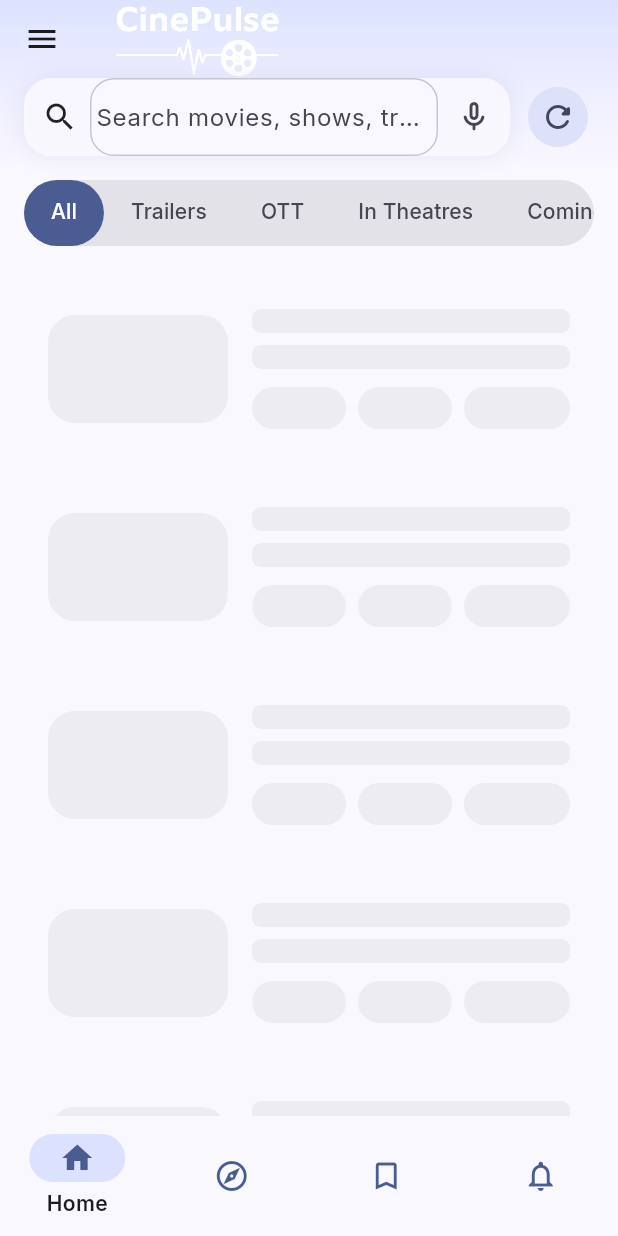
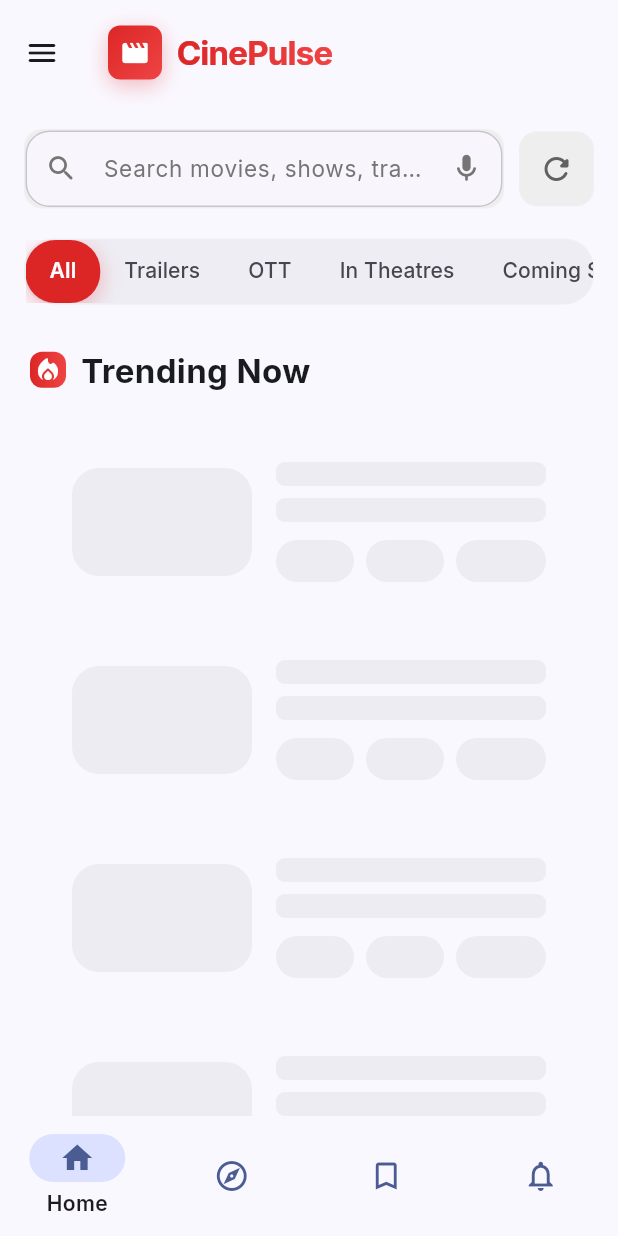
Before and after one commit to onlinecalculatorpro-astro/cinepulse, a Flutter app: the first screen one second after launch, on a phone screen of 412 x 824 dp. Run offline on Flutter 3.47's test engine with Material 3 defaults, Android fonts, the phone set to English and light mode, and no system bars; our stand-ins replace cached_network_image, connectivity_plus, google_fonts, share_plus, shared_preferences; network calls fail; statements that could not run were skipped.

Commit message:
Update home_screen.dart

```diff
--- a/lib/features/home/home_screen.dart
+++ b/lib/features/home/home_screen.dart
@@ -12,6 +12,7 @@ import '../../widgets/offline_banner.dart';
 import '../../widgets/skeleton_card.dart';
 import 'widgets/search_bar.dart';
 import '../../features/story/story_card.dart';
+import 'dart:ui' show ImageFilter;
 
 class HomeScreen extends StatefulWidget {
   const HomeScreen({super.key});
@@ -20,7 +21,6 @@ class HomeScreen extends StatefulWidget {
 }
 
 class _HomeScreenState extends State<HomeScreen> with TickerProviderStateMixin {
-  // Tabs: All · Trailers · OTT · In Theatres · Coming Soon
   static const Map<String, String> _tabs = {
     'all': 'All',
     'trailers': 'Trailers',
@@ -41,19 +41,17 @@ class _HomeScreenState extends State<HomeScreen> with TickerProviderStateMixin {
   };
 
   bool _offline = false;
-  StreamSubscription? _connSub; // generic to work across plugin versions
+  StreamSubscription? _connSub;
   Timer? _debounce;
 
   @override
   void initState() {
     super.initState();
 
-    // Initial loads (with disk cache for fast-first paint).
     for (final f in _feeds.values) {
       unawaited(f.load(reset: true));
     }
 
-    // Online/offline banner wiring (supports both single & list events).
     _connSub = Connectivity().onConnectivityChanged.listen((event) {
       final hasNetwork = _hasNetworkFrom(event);
       if (!mounted) return;
@@ -87,14 +85,13 @@ class _HomeScreenState extends State<HomeScreen> with TickerProviderStateMixin {
     if (event is List<ConnectivityResult>) {
       return event.any((r) => r != ConnectivityResult.none);
     }
-    // Fallback: assume online if unknown shape.
     return true;
   }
 
   void _onSearchChanged() {
     _debounce?.cancel();
     _debounce = Timer(const Duration(milliseconds: 250), () {
-      if (mounted) setState(() {}); // local filter only
+      if (mounted) setState(() {});
     });
   }
 
@@ -103,7 +100,6 @@ class _HomeScreenState extends State<HomeScreen> with TickerProviderStateMixin {
     await _feeds[key]!.load(reset: true);
   }
 
-  // Long-press the refresh icon to force-refresh all tabs.
   Future<void> _refreshAll() async {
     for (final f in _feeds.values) {
       await f.load(reset: true);
@@ -116,90 +112,141 @@ class _HomeScreenState extends State<HomeScreen> with TickerProviderStateMixin {
 
   @override
   Widget build(BuildContext context) {
-    final scheme = Theme.of(context).colorScheme;
-    final isPhone = MediaQuery.of(context).size.width < 600;
+    final theme = Theme.of(context);
+    final isDark = theme.brightness == Brightness.dark;
 
-    return RefreshIndicator.adaptive(
+    return Scaffold(
+      backgroundColor: isDark ? const Color(0xFF0a0e1a) : theme.colorScheme.surface,
+      body: RefreshIndicator.adaptive(
         key: _refreshKey,
         onRefresh: _refresh,
-      // Allow pull-to-refresh from anywhere on the page (nice on mobile)
-      triggerMode: RefreshIndicatorTriggerMode.anywhere,
-      child: NestedScrollView(
-        headerSliverBuilder: (_, __) => [
-          // Brand + search in a sliver app bar
+        color: const Color(0xFFdc2626),
+        child: CustomScrollView(
+          slivers: [
+            // Modern App Bar with glassmorphism effect
             SliverAppBar(
+              floating: true,
               pinned: true,
-            centerTitle: false,
-            toolbarHeight: isPhone ? 56 : 64,
-            expandedHeight: isPhone ? 112 : 140,
+              elevation: 0,
+              backgroundColor: isDark
+                  ? const Color(0xFF0f172a).withOpacity(0.95)
+                  : theme.colorScheme.surface.withOpacity(0.95),
+              surfaceTintColor: Colors.transparent,
+              toolbarHeight: 70,
+              flexibleSpace: ClipRRect(
+                child: BackdropFilter(
+                  filter: ImageFilter.blur(sigmaX: 10, sigmaY: 10),
+                  child: Container(
+                    decoration: BoxDecoration(
+                      gradient: LinearGradient(
+                        begin: Alignment.topCenter,
+                        end: Alignment.bottomCenter,
+                        colors: isDark
+                            ? [
+                                const Color(0xFF0f172a).withOpacity(0.95),
+                                const Color(0xFF0f172a).withOpacity(0.8),
+                              ]
+                            : [
+                                theme.colorScheme.surface.withOpacity(0.95),
+                                theme.colorScheme.surface.withOpacity(0.8),
+                              ],
+                      ),
+                      border: const Border(
+                        bottom: BorderSide(
+                          color: Color(0x0Fffffff),
+                          width: 1,
+                        ),
+                      ),
+                    ),
+                  ),
+                ),
+              ),
               leading: Builder(
                 builder: (ctx) => IconButton(
-                icon: const Icon(Icons.menu),
+                  icon: const Icon(Icons.menu_rounded),
                   onPressed: () => Scaffold.of(ctx).openDrawer(),
                   tooltip: 'Menu',
                 ),
               ),
-            title: const _BrandInline(),
-            flexibleSpace: const _HeaderGradient(),
-            bottom: PreferredSize(
-              preferredSize: Size.fromHeight(isPhone ? 60 : 70),
+              title: const _ModernBrandLogo(),
+              actions: [
+                const SizedBox(width: 48),
+              ],
+            ),
+
+            // Search Bar
+            SliverToBoxAdapter(
               child: Padding(
-                padding: const EdgeInsets.fromLTRB(16, 0, 16, 12),
-                // Search + Refresh icon row
-                child: Row(
-                  children: [
-                    Expanded(child: SearchBarInput(controller: _search)),
-                    const SizedBox(width: 8),
-                    Tooltip(
-                      message: 'Refresh',
-                      child: IconButton.filledTonal(
-                        onPressed: () {
-                          _refreshKey.currentState?.show(); // show spinner
+                padding: const EdgeInsets.fromLTRB(16, 16, 16, 12),
+                child: _ModernSearchBar(
+                  controller: _search,
+                  onRefresh: () {
+                    _refreshKey.currentState?.show();
                     unawaited(_refresh());
                   },
-                        onLongPress: _refreshAll, // power-user shortcut
-                        icon: const Icon(Icons.refresh_rounded),
-                      ),
-                    ),
-                  ],
-                ),
                 ),
               ),
             ),
 
+            // Offline Banner
             if (_offline)
               const SliverToBoxAdapter(
                 child: Padding(
-                padding: EdgeInsets.fromLTRB(16, 8, 16, 0),
+                  padding: EdgeInsets.fromLTRB(16, 0, 16, 12),
                   child: OfflineBanner(),
                 ),
               ),
 
-          // Sticky tabs bar
+            // Modern Tabs
             SliverPersistentHeader(
               pinned: true,
-            delegate: _TabsHeaderDelegate(
-              child: Padding(
-                padding: const EdgeInsets.fromLTRB(16, 4, 16, 8),
-                child: DecoratedBox(
+              delegate: _ModernTabsDelegate(
+                child: Container(
+                  color: isDark
+                      ? const Color(0xFF0a0e1a)
+                      : theme.colorScheme.surface,
+                  padding: const EdgeInsets.fromLTRB(16, 8, 16, 12),
+                  child: Container(
                     decoration: BoxDecoration(
-                    color: scheme.surfaceContainerHighest,
-                    borderRadius: BorderRadius.circular(28),
+                      color: isDark
+                          ? const Color(0xFF1e293b).withOpacity(0.4)
+                          : theme.colorScheme.surfaceContainerHighest.withOpacity(0.5),
+                      borderRadius: BorderRadius.circular(20),
+                      border: Border.all(
+                        color: Colors.white.withOpacity(0.05),
+                        width: 1,
+                      ),
                     ),
                     child: TabBar(
                       controller: _tab,
                       isScrollable: true,
                       tabAlignment: TabAlignment.start,
-                    labelPadding: const EdgeInsets.symmetric(horizontal: 18),
+                      labelPadding: const EdgeInsets.symmetric(horizontal: 16),
                       dividerColor: Colors.transparent,
                       indicatorSize: TabBarIndicatorSize.tab,
-                    splashBorderRadius: BorderRadius.circular(28),
                       indicator: BoxDecoration(
-                      color: scheme.primary,
-                      borderRadius: BorderRadius.circular(28),
+                        color: const Color(0xFFdc2626),
+                        borderRadius: BorderRadius.circular(20),
+                        boxShadow: [
+                          BoxShadow(
+                            color: const Color(0xFFdc2626).withOpacity(0.3),
+                            blurRadius: 12,
+                            offset: const Offset(0, 4),
                           ),
-                    labelColor: scheme.onPrimary,
-                    unselectedLabelColor: scheme.onSurfaceVariant,
+                        ],
+                      ),
+                      labelColor: Colors.white,
+                      labelStyle: const TextStyle(
+                        fontSize: 14,
+                        fontWeight: FontWeight.w600,
+                      ),
+                      unselectedLabelColor: isDark
+                          ? const Color(0xFF94a3b8)
+                          : theme.colorScheme.onSurfaceVariant,
+                      unselectedLabelStyle: const TextStyle(
+                        fontSize: 14,
+                        fontWeight: FontWeight.w500,
+                      ),
                       tabs: _tabs.values.map((t) => Tab(text: t)).toList(),
                       onTap: (_) => setState(() {}),
                     ),
@@ -207,14 +254,49 @@ class _HomeScreenState extends State<HomeScreen> with TickerProviderStateMixin {
                 ),
               ),
             ),
+
+            // Section Header with Trending Icon
+            SliverToBoxAdapter(
+              child: Padding(
+                padding: const EdgeInsets.fromLTRB(20, 16, 20, 12),
+                child: Row(
+                  children: [
+                    Container(
+                      padding: const EdgeInsets.all(2),
+                      decoration: BoxDecoration(
+                        gradient: const LinearGradient(
+                          colors: [Color(0xFFdc2626), Color(0xFFef4444)],
+                        ),
+                        borderRadius: BorderRadius.circular(8),
+                      ),
+                      child: const Icon(
+                        Icons.local_fire_department_rounded,
+                        color: Colors.white,
+                        size: 20,
+                      ),
+                    ),
+                    const SizedBox(width: 10),
+                    Text(
+                      'Trending Now',
+                      style: TextStyle(
+                        fontSize: 22,
+                        fontWeight: FontWeight.w700,
+                        color: isDark ? const Color(0xFFf1f5f9) : theme.colorScheme.onSurface,
+                      ),
+                    ),
                   ],
-        // The tab views scroll smoothly with NestedScrollView
-        body: TabBarView(
+                ),
+              ),
+            ),
+
+            // Content
+            SliverFillRemaining(
+              child: TabBarView(
                 controller: _tab,
                 children: _tabs.keys.map((key) {
                   final feed = _feeds[key]!;
                   return _FeedList(
-              key: PageStorageKey('feed-$key'), // keep scroll per tab
+                    key: PageStorageKey('feed-$key'),
                     feed: feed,
                     searchText: _search,
                     offline: _offline,
@@ -222,26 +304,6 @@ class _HomeScreenState extends State<HomeScreen> with TickerProviderStateMixin {
                 }).toList(),
               ),
             ),
-    );
-  }
-}
-
-/* ===================== Header helpers ===================== */
-
-class _HeaderGradient extends StatelessWidget {
-  const _HeaderGradient();
-
-  @override
-  Widget build(BuildContext context) {
-    final s = Theme.of(context).colorScheme;
-    return Container(
-      decoration: BoxDecoration(
-        gradient: LinearGradient(
-          begin: Alignment.topCenter,
-          end: Alignment.bottomCenter,
-          colors: [
-            s.primaryContainer.withOpacity(0.95),
-            s.surface.withOpacity(0.75),
           ],
         ),
       ),
@@ -249,42 +311,164 @@ class _HeaderGradient extends StatelessWidget {
   }
 }
 
-class _BrandInline extends StatelessWidget {
-  const _BrandInline();
+/* ===================== Modern Brand Logo ===================== */
+
+class _ModernBrandLogo extends StatelessWidget {
+  const _ModernBrandLogo();
 
   @override
   Widget build(BuildContext context) {
-    // Scale logo by screen width so it looks balanced
-    final w = MediaQuery.of(context).size.width;
-    final logoWidth = w < 320
-        ? 150.0 // small phones
-        : w < 800
-            ? 120.0 // phones / small tablets
-            : 180.0; // large tablets / desktop
-
-    // Force white so it pops on dark header, regardless of source color
-    return ColorFiltered(
-      colorFilter: const ColorFilter.mode(Colors.white, BlendMode.srcIn),
-      child: Image.asset(
-        'assets/logo.png', // <-- your high-contrast transparent PNG
-        width: logoWidth,
-        fit: BoxFit.contain,
-        filterQuality: FilterQuality.high,
+    return Row(
+      mainAxisSize: MainAxisSize.min,
+      children: [
+        Container(
+          width: 36,
+          height: 36,
+          decoration: BoxDecoration(
+            gradient: const LinearGradient(
+              begin: Alignment.topLeft,
+              end: Alignment.bottomRight,
+              colors: [Color(0xFFdc2626), Color(0xFFef4444)],
             ),
+            borderRadius: BorderRadius.circular(8),
+            boxShadow: [
+              BoxShadow(
+                color: const Color(0xFFdc2626).withOpacity(0.3),
+                blurRadius: 12,
+                offset: const Offset(0, 4),
+              ),
+            ],
+          ),
+          child: const Icon(
+            Icons.movie_rounded,
+            color: Colors.white,
+            size: 20,
+          ),
+        ),
+        const SizedBox(width: 10),
+        ShaderMask(
+          shaderCallback: (bounds) => const LinearGradient(
+            colors: [Color(0xFFdc2626), Color(0xFFef4444)],
+          ).createShader(bounds),
+          child: const Text(
+            'CinePulse',
+            style: TextStyle(
+              fontSize: 22,
+              fontWeight: FontWeight.w700,
+              color: Colors.white,
+              letterSpacing: -0.5,
+            ),
+          ),
+        ),
+      ],
     );
   }
 }
 
-/* ===================== Tabs header ===================== */
+/* ===================== Modern Search Bar ===================== */
 
-class _TabsHeaderDelegate extends SliverPersistentHeaderDelegate {
-  _TabsHeaderDelegate({required this.child});
+class _ModernSearchBar extends StatelessWidget {
+  const _ModernSearchBar({
+    required this.controller,
+    required this.onRefresh,
+  });
+
+  final TextEditingController controller;
+  final VoidCallback onRefresh;
+
+  @override
+  Widget build(BuildContext context) {
+    final isDark = Theme.of(context).brightness == Brightness.dark;
+
+    return Row(
+      children: [
+        Expanded(
+          child: Container(
+            decoration: BoxDecoration(
+              color: isDark
+                  ? const Color(0xFF1e293b).withOpacity(0.6)
+                  : Colors.grey[200],
+              borderRadius: BorderRadius.circular(12),
+              border: Border.all(
+                color: Colors.white.withOpacity(0.08),
+                width: 1,
+              ),
+            ),
+            child: TextField(
+              controller: controller,
+              style: TextStyle(
+                fontSize: 15,
+                color: isDark ? const Color(0xFFe5e7eb) : Colors.black87,
+              ),
+              decoration: InputDecoration(
+                hintText: 'Search movies, shows, trailers...',
+                hintStyle: TextStyle(
+                  color: isDark
+                      ? const Color(0xFF64748b)
+                      : Colors.grey[600],
+                  fontSize: 15,
+                ),
+                prefixIcon: Icon(
+                  Icons.search_rounded,
+                  color: isDark
+                      ? const Color(0xFF64748b)
+                      : Colors.grey[600],
+                  size: 22,
+                ),
+                suffixIcon: Icon(
+                  Icons.mic_rounded,
+                  color: isDark
+                      ? const Color(0xFF64748b)
+                      : Colors.grey[600],
+                  size: 22,
+                ),
+                border: InputBorder.none,
+                contentPadding: const EdgeInsets.symmetric(
+                  horizontal: 16,
+                  vertical: 14,
+                ),
+              ),
+            ),
+          ),
+        ),
+        const SizedBox(width: 10),
+        Container(
+          decoration: BoxDecoration(
+            color: isDark
+                ? const Color(0xFF1e293b).withOpacity(0.6)
+                : Colors.grey[200],
+            borderRadius: BorderRadius.circular(12),
+            border: Border.all(
+              color: Colors.white.withOpacity(0.08),
+              width: 1,
+            ),
+          ),
+          child: IconButton(
+            onPressed: onRefresh,
+            icon: Icon(
+              Icons.refresh_rounded,
+              color: isDark
+                  ? const Color(0xFF94a3b8)
+                  : Colors.grey[700],
+            ),
+            tooltip: 'Refresh',
+          ),
+        ),
+      ],
+    );
+  }
+}
+
+/* ===================== Modern Tabs Delegate ===================== */
+
+class _ModernTabsDelegate extends SliverPersistentHeaderDelegate {
+  _ModernTabsDelegate({required this.child});
   final Widget child;
 
   @override
-  double get minExtent => 56;
+  double get minExtent => 64;
   @override
-  double get maxExtent => 56;
+  double get maxExtent => 64;
 
   @override
   Widget build(
@@ -292,17 +476,14 @@ class _TabsHeaderDelegate extends SliverPersistentHeaderDelegate {
     double shrinkOffset,
     bool overlapsContent,
   ) {
-    return Material(
-      color: Theme.of(context).colorScheme.surface,
-      child: child,
-    );
+    return child;
   }
 
   @override
-  bool shouldRebuild(_TabsHeaderDelegate oldDelegate) => false;
+  bool shouldRebuild(_ModernTabsDelegate oldDelegate) => false;
 }
 
-/* ===================== Feed list (keep-alive) ===================== */
+/* ===================== Feed List ===================== */
 
 class _FeedList extends StatefulWidget {
   const _FeedList({
@@ -323,7 +504,7 @@ class _FeedList extends StatefulWidget {
 class _FeedListState extends State<_FeedList>
     with AutomaticKeepAliveClientMixin<_FeedList> {
   @override
-  bool get wantKeepAlive => true; // preserve state across tab switches
+  bool get wantKeepAlive => true;
 
   @override
   Widget build(BuildContext context) {
@@ -335,7 +516,7 @@ class _FeedListState extends State<_FeedList>
       builder: (context, _) {
         if (feed.isInitialLoading) {
           return ListView.builder(
-            padding: const EdgeInsets.only(top: 8, bottom: 24),
+            padding: const EdgeInsets.fromLTRB(16, 8, 16, 24),
             physics: const AlwaysScrollableScrollPhysics(),
             cacheExtent: 1200,
             itemCount: 6,
@@ -349,7 +530,6 @@ class _FeedListState extends State<_FeedList>
           );
         }
 
-        // Local search filter
         final q = widget.searchText.text.trim().toLowerCase();
         final filtered = (q.isEmpty)
             ? feed.items
@@ -362,12 +542,12 @@ class _FeedListState extends State<_FeedList>
         if (filtered.isEmpty) {
           return ListView(
             padding: const EdgeInsets.only(top: 32),
-            physics: const AlwaysScrollableScrollPhysics(), // still pull-to-refresh
+            physics: const AlwaysScrollableScrollPhysics(),
             children: [
               Center(
                 child: Text(
                   widget.offline
-                      ? 'You’re offline and no results match your search.'
+                      ? 'You're offline and no results match your search.'
                       : 'No matching items.',
                 ),
               ),
@@ -375,13 +555,12 @@ class _FeedListState extends State<_FeedList>
           );
         }
 
-        // Paging toggle (kept false until API supports before/after)
         const showLoadMore = false;
 
         return ListView.builder(
-          padding: const EdgeInsets.only(top: 8, bottom: 24),
+          padding: const EdgeInsets.fromLTRB(16, 0, 16, 24),
           physics: const AlwaysScrollableScrollPhysics(),
-          cacheExtent: 1400, // smoother scrolling
+          cacheExtent: 1400,
           itemCount: filtered.length + (showLoadMore ? 1 : 0),
           itemBuilder: (_, i) {
             if (showLoadMore && i == filtered.length) {
@@ -420,7 +599,7 @@ class _PagedFeed extends ChangeNotifier {
   bool _loadingMore = false;
   bool _hasError = false;
   String? _errorMessage;
-  bool _canLoadMore = false; // disabled until API supports paging
+  bool _canLoadMore = false;
 
   List<Story> get items => List.unmodifiable(_items);
   bool get isInitialLoading => _initialLoading;
@@ -440,11 +619,9 @@ class _PagedFeed extends ChangeNotifier {
       _sinceCursor = null;
       _items.clear();
 
-      // Fast paint from disk
       final cached = await FeedDiskCache.load(tab);
       if (cached.isNotEmpty) {
         _items.addAll(cached);
-        // Ensure newest-first even from cache.
         _sortNewestFirst(_items);
         for (final s in cached) FeedCache.put(s);
         _initialLoading = false;
@@ -457,7 +634,6 @@ class _PagedFeed extends ChangeNotifier {
     try {
       final list = await fetchFeed(tab: tab, since: _sinceCursor, limit: 40);
 
-      // Merge by id to avoid duplicates
       final byId = {for (final s in _items) s.id: s};
       for (final s in list) {
         byId[s.id] = s;
@@ -467,10 +643,8 @@ class _PagedFeed extends ChangeNotifier {
         ..clear()
         ..addAll(byId.values);
 
-      // Keep UI newest → oldest.
       _sortNewestFirst(_items);
 
-      // Keep the oldest timestamp as cursor (for future paging support)
       final dates = _items.map((e) => e.publishedAt).whereType<DateTime>();
       _sinceCursor =
           dates.isEmpty ? null : dates.reduce((a, b) => a.isBefore(b) ? a : b);
@@ -498,15 +672,14 @@ class _PagedFeed extends ChangeNotifier {
     await load(reset: false);
   }
 
-  // ---- Helpers ----
   void _sortNewestFirst(List<Story> list) {
     list.sort((a, b) {
       final pa = a.publishedAt;
       final pb = b.publishedAt;
       if (pa == null && pb == null) return 0;
-      if (pa == null) return 1; // nulls last
+      if (pa == null) return 1;
       if (pb == null) return -1;
-      return pb.compareTo(pa); // newest first
+      return pb.compareTo(pa);
     });
   }
 }
```
Lines whose indentation alone changed are shown as unchanged.
